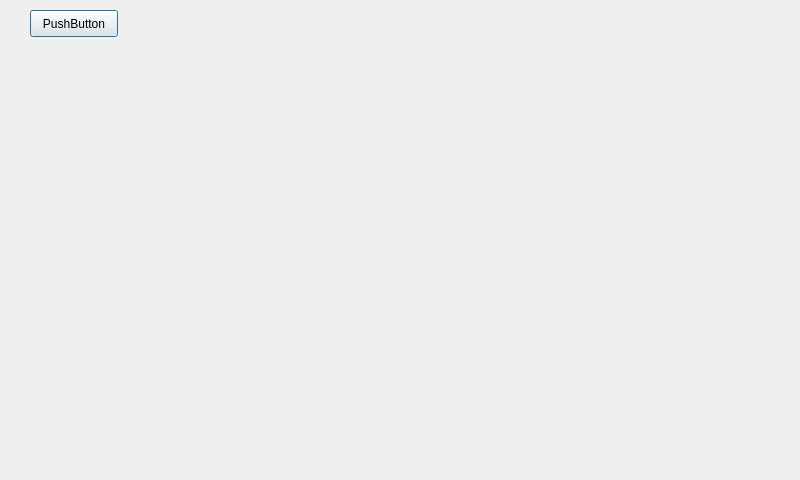
Old version of the form fillpage.ui in the repository Jeffreyvde/BottleStopQT.
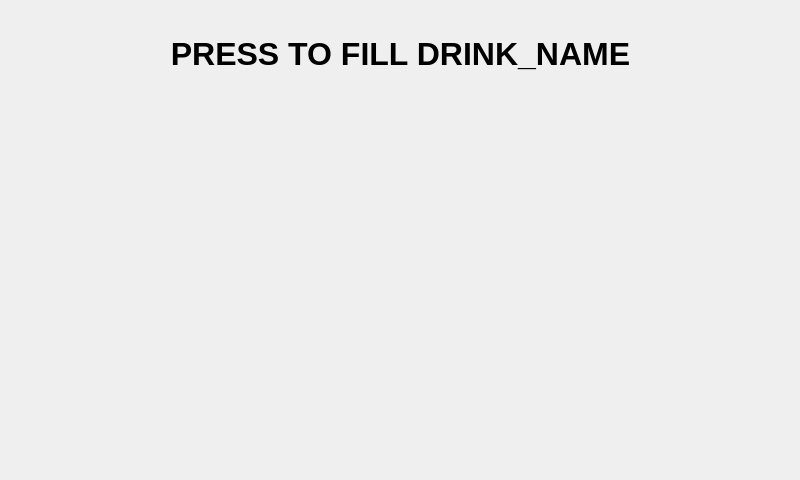
New version of the form. Icons and pictures are not drawn.

```diff
--- a/fillpage.ui
+++ b/fillpage.ui
@@ -31,16 +31,76 @@
   <widget class="QPushButton" name="pushButton">
    <property name="geometry">
     <rect>
-     <x>30</x>
-     <y>10</y>
-     <width>88</width>
-     <height>27</height>
+     <x>20</x>
+     <y>20</y>
+     <width>21</width>
+     <height>41</height>
     </rect>
    </property>
+   <property name="styleSheet">
+    <string notr="true">background: transparent;
+image: url(:/Images/FillPageImage/Arrow.png);
+border: none;
+outline: 0;</string>
+   </property>
    <property name="text">
-    <string>PushButton</string>
+    <string/>
    </property>
   </widget>
+  <widget class="QLabel" name="beverageLbl">
+   <property name="geometry">
+    <rect>
+     <x>0</x>
+     <y>28</y>
+     <width>801</width>
+     <height>51</height>
+    </rect>
+   </property>
+   <property name="font">
+    <font>
+     <pointsize>24</pointsize>
+     <weight>75</weight>
+     <bold>true</bold>
+    </font>
+   </property>
+   <property name="styleSheet">
+    <string notr="true">background: transparent;</string>
+   </property>
+   <property name="text">
+    <string>PRESS TO FILL DRINK_NAME</string>
+   </property>
+   <property name="textFormat">
+    <enum>Qt::PlainText</enum>
+   </property>
+   <property name="alignment">
+    <set>Qt::AlignCenter</set>
+   </property>
+   <property name="wordWrap">
+    <bool>false</bool>
+   </property>
+  </widget>
+  <widget class="QPushButton" name="favoriteBtn">
+   <property name="geometry">
+    <rect>
+     <x>740</x>
+     <y>20</y>
+     <width>41</width>
+     <height>41</height>
+    </rect>
+   </property>
+   <property name="styleSheet">
+    <string notr="true">background: transparent;
+image: url(:/Images/FillPageImage/FavouriteNotSelected.png);
+border: none;
+outline: 0;</string>
+   </property>
+   <property name="text">
+    <string/>
+   </property>
+  </widget>
+  <zorder>beverageLbl</zorder>
+  <zorder>backBtn</zorder>
+  <zorder>favoriteBtn</zorder>
  </widget>
  <resources/>
  <connections/>
```
Left out of the diff: 4 changed lines with no effect on the pictures.
